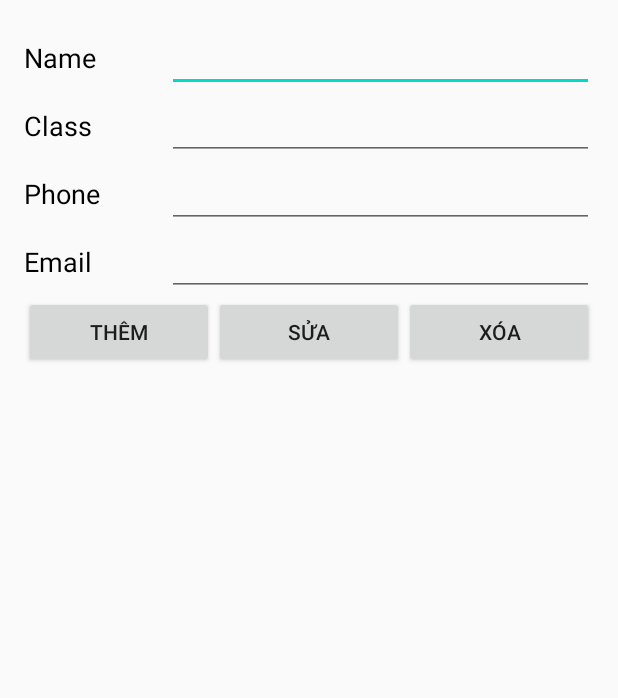
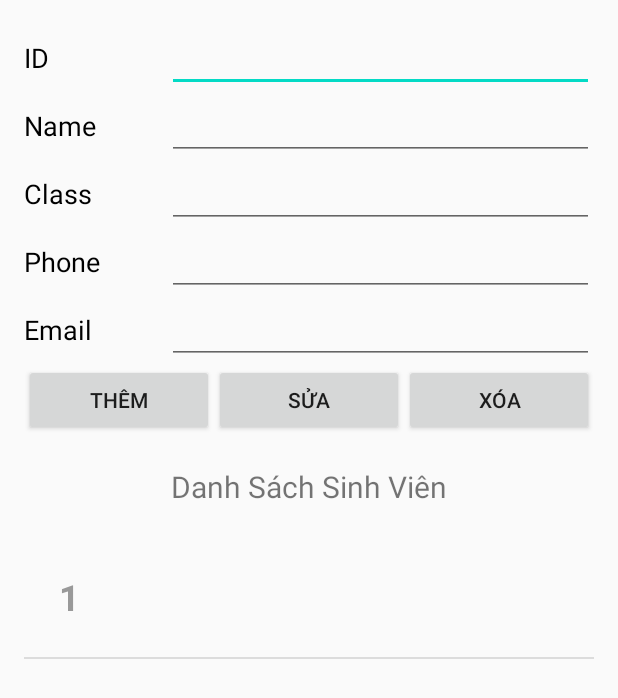
Before and after one commit to dk103200/Qly-SinhVien, an Android app: the screen it shows after launch (MainActivity), after a tap on "THÊM", on a phone screen of 412 x 824 dp. Shown: the top 698 px of the screen. Run offline under Robolectric (Android 15) with nearby library versions, the phone set to English and light mode, and no system bars.

Commit message:
add read

```diff
--- a/app/src/main/java/com/example/csdlmysql/MainActivity.java
+++ b/app/src/main/java/com/example/csdlmysql/MainActivity.java
@@ -4,6 +4,7 @@ import androidx.appcompat.app.AppCompatActivity;
 
 import android.os.Bundle;
 import android.view.View;
+import android.widget.AdapterView;
 import android.widget.Button;
 import android.widget.EditText;
 import android.widget.ListView;
@@ -15,6 +16,7 @@ public class MainActivity extends AppCompatActivity {
     private Button btnAdd;
     private Button btnEdit;
     private Button btnDel;
+    private EditText txtId;
     private EditText txtName;
     private EditText txtClass;
     private EditText txtPhone;
@@ -38,28 +40,36 @@ public class MainActivity extends AppCompatActivity {
             @Override
             public void onClick(View v) {
                 Student student = createSt();
-                if (student != null){
+                if (student != null) {
                     db.addStudent(student);
-                    Toast.makeText(MainActivity.this,"Thêm thành công",Toast.LENGTH_SHORT).show();
+                    Toast.makeText(MainActivity.this, "Thêm thành công", Toast.LENGTH_SHORT).show();
+                } else {
+                    Toast.makeText(MainActivity.this, "Thêm thất bại", Toast.LENGTH_SHORT).show();
                 }
-                else {
-                    Toast.makeText(MainActivity.this,"Thêm thất bại",Toast.LENGTH_SHORT).show();
-                }
+                students.clear();
+                students.addAll(db.getAll());
+                setAdapter();
+            }
+        });
+        lv_st.setOnItemClickListener(new AdapterView.OnItemClickListener() {
+            @Override
+            public void onItemClick(AdapterView<?> parent, View view, int position, long id) {
 
             }
         });
     }
-    private Student createSt(){
+
+    private Student createSt() {
         String name = txtName.getText().toString();
         String lop = String.valueOf(txtClass.getText());
-        String phone = txtPhone.getText() +"";
+        String phone = txtPhone.getText() + "";
         String email = txtEmail.getText().toString();
 
-        Student student = new Student(name,lop,phone,email);
+        Student student = new Student(name, lop, phone, email);
         return student;
     }
 
-    private void initWidget(){
+    private void initWidget() {
         txtName = findViewById(R.id.txt_name);
         txtClass = findViewById(R.id.txt_class);
         txtPhone = findViewById(R.id.txt_phone);
@@ -67,11 +77,15 @@ public class MainActivity extends AppCompatActivity {
         btnAdd = findViewById(R.id.btn_add);
         lv_st = findViewById(R.id.lv_students);
     }
-    public void setAdapter(){
-        if(customAdapter == null){
-            customAdapter = new CustomAdapter(this, R.layout.item_student,students);
+
+    public void setAdapter() {
+        if (customAdapter == null) {
+            customAdapter = new CustomAdapter(this, R.layout.item_student, students);
+            lv_st.setAdapter(customAdapter);
+        }else {
+            customAdapter.notifyDataSetChanged();
+            lv_st.setSelection(customAdapter.getCount()-1);
         }
-        lv_st.setAdapter(customAdapter);
     }
 
 
--- a/app/src/main/res/layout/activity_main.xml
+++ b/app/src/main/res/layout/activity_main.xml
@@ -8,6 +8,28 @@
     android:orientation="vertical"
     android:padding="16dp"
     tools:context=".MainActivity">
+
+    <LinearLayout
+        android:layout_width="match_parent"
+        android:layout_height="wrap_content"
+        android:weightSum="4"
+        android:orientation="horizontal">
+        <TextView
+            android:layout_width="match_parent"
+            android:layout_weight="3"
+            android:id="@+id/lb_id"
+            android:layout_height="wrap_content"
+            android:text="ID"
+            android:textColor="#000"
+            android:textSize="18sp"/>
+        <EditText
+            android:id="@+id/txt_id"
+            android:clickable="false"
+            android:layout_weight="1"
+            android:layout_width="match_parent"
+            android:layout_height="wrap_content"/>
+
+    </LinearLayout>
 
 
     <LinearLayout
@@ -119,6 +141,13 @@
             android:layout_weight="1"/>
 
     </LinearLayout>
+    <TextView
+        android:layout_width="wrap_content"
+        android:layout_height="wrap_content"
+        android:textSize="20sp"
+        android:text="Danh Sách Sinh Viên"
+        android:layout_margin="20dp"
+        android:layout_gravity="center"/>
     <ListView
         android:id="@+id/lv_students"
         android:layout_width="wrap_content"
```
